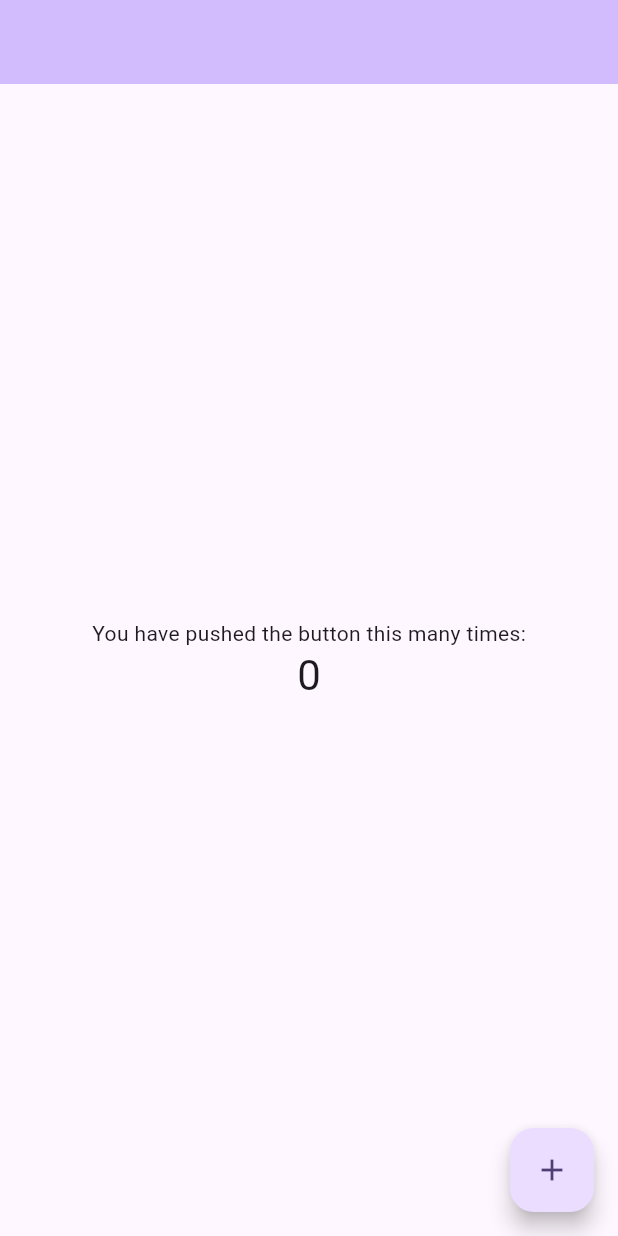
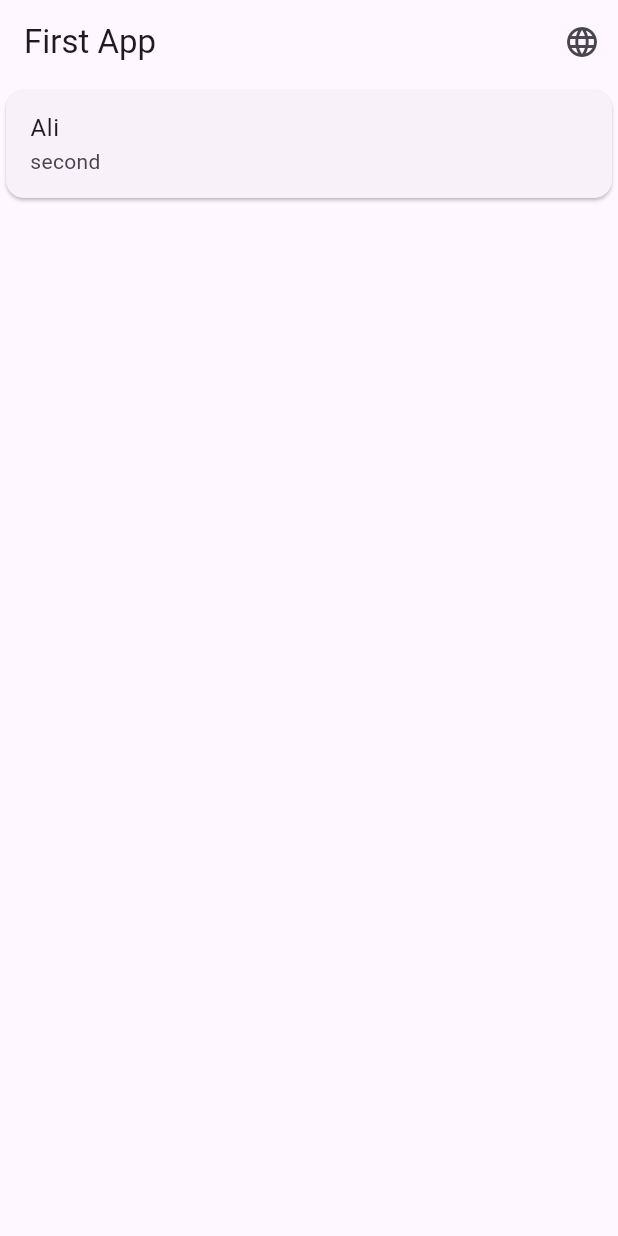
Before and after one commit to ailDaoud/first, a Flutter app: the screen it shows after launch, on a phone screen of 412 x 824 dp. Run offline on Flutter 3.47's test engine with Material 3 defaults, Android fonts, the phone set to English and light mode, and no system bars; our stand-ins replace easy_localization.

Commit message:
Adding Another language

```diff
--- /dev/null
+++ b/assets/translate/ar.json
@@ -0,0 +1,6 @@
+{
+  "title": "التطبيق الأول",
+  "first": "علي",
+  "Second": "مرحبا انا علي",
+  "this_should_be_translated": "ترجمة"
+}
--- /dev/null
+++ b/assets/translate/en.json
@@ -0,0 +1,6 @@
+{
+  "title": "First App",
+  "first": "Ali",
+  "Second": "Hi Iam Ali",
+  "this_should_be_translated": "translate\n"
+}
--- a/lib/Home.dart
+++ b/lib/Home.dart
@@ -1,16 +1,9 @@
 import 'package:flutter/material.dart';
+import 'package:easy_localization/easy_localization.dart';
+import 'Localaiz.dart';
 
 class MyHomePage extends StatefulWidget {
   const MyHomePage({super.key, required this.title});
-
-  // This widget is the home page of your application. It is stateful, meaning
-  // that it has a State object (defined below) that contains fields that affect
-  // how it looks.
-
-  // This class is the configuration for the state. It holds the values (in this
-  // case the title) provided by the parent (in this case the App widget) and
-  // used by the build method of the State. Fields in a Widget subclass are
-  // always marked "final".
 
   final String title;
 
@@ -19,71 +12,31 @@ class MyHomePage extends StatefulWidget {
 }
 
 class _MyHomePageState extends State<MyHomePage> {
-  int _counter = 0;
-
-  void _incrementCounter() {
-    setState(() {
-      // This call to setState tells the Flutter framework that something has
-      // changed in this State, which causes it to rerun the build method below
-      // so that the display can reflect the updated values. If we changed
-      // _counter without calling setState(), then the build method would not be
-      // called again, and so nothing would appear to happen.
-      _counter++;
-    });
-  }
-
   @override
   Widget build(BuildContext context) {
-    // This method is rerun every time setState is called, for instance as done
-    // by the _incrementCounter method above.
-    //
-    // The Flutter framework has been optimized to make rerunning build methods
-    // fast, so that you can just rebuild anything that needs updating rather
-    // than having to individually change instances of widgets.
     return Scaffold(
       appBar: AppBar(
-        // TRY THIS: Try changing the color here to a specific color (to
-        // Colors.amber, perhaps?) and trigger a hot reload to see the AppBar
-        // change color while the other colors stay the same.
-        backgroundColor: Theme.of(context).colorScheme.inversePrimary,
-        // Here we take the value from the MyHomePage object that was created by
-        // the App.build method, and use it to set our appbar title.
-        title: Text(widget.title),
+        title: Text("title".tr()),
+        actions: [
+          Tooltip(
+            message: "ddd",
+            child: IconButton(
+              icon: const Icon(Icons.language),
+              onPressed: () {
+                LocalizationCheker.changeLanguage(context);
+              },
+            ),
+          )
+        ],
       ),
-      body: Center(
-        // Center is a layout widget. It takes a single child and positions it
-        // in the middle of the parent.
-        child: Column(
-          // Column is also a layout widget. It takes a list of children and
-          // arranges them vertically. By default, it sizes itself to fit its
-          // children horizontally, and tries to be as tall as its parent.
-          //
-          // Column has various properties to control how it sizes itself and
-          // how it positions its children. Here we use mainAxisAlignment to
-          // center the children vertically; the main axis here is the vertical
-          // axis because Columns are vertical (the cross axis would be
-          // horizontal).
-          //
-          // TRY THIS: Invoke "debug painting" (choose the "Toggle Debug Paint"
-          // action in the IDE, or press "p" in the console), to see the
-          // wireframe for each widget.
-          mainAxisAlignment: MainAxisAlignment.center,
-          children: <Widget>[
-            const Text(
-              'You have pushed the button this many times:',
-            ),
-            Text(
-              '$_counter',
-              style: Theme.of(context).textTheme.headlineMedium,
-            ),
-          ],
-        ),
-      ),
-      floatingActionButton: FloatingActionButton(
-        onPressed: _incrementCounter,
-        tooltip: 'Increment',
-        child: const Icon(Icons.add),
-      ), // This trailing comma makes auto-formatting nicer for build methods.
+      body: Column(children: [
+        Card(
+          child: ListTile(
+            title: Text("first".tr()),
+            subtitle: Text("second".tr()),
+          ),
+        )
+      ]),
     );
   }
 }
--- a/lib/main.dart
+++ b/lib/main.dart
@@ -1,8 +1,18 @@
 import 'package:first_task2/splash.dart';
 import 'package:flutter/material.dart';
+import 'package:easy_localization/easy_localization.dart';
 
-void main() {
-  runApp(const MyApp());
+void main() async {
+  WidgetsFlutterBinding.ensureInitialized();
+  await EasyLocalization.ensureInitialized();
+  runApp(
+    EasyLocalization(
+        supportedLocales: [Locale('en'), Locale('ar')],
+        path:
+            'assets/translate', // <-- change the path of the translation files
+        fallbackLocale: const Locale('en'),
+        child: const MyApp()),
+  );
 }
 
 class MyApp extends StatelessWidget {
@@ -12,27 +22,16 @@ class MyApp extends StatelessWidget {
   @override
   Widget build(BuildContext context) {
     return MaterialApp(
+      debugShowCheckedModeBanner: false,
+      localizationsDelegates: context.localizationDelegates,
+      supportedLocales: context.supportedLocales,
+      locale: context.locale,
       title: 'Flutter Demo',
       theme: ThemeData(
-        // This is the theme of your application.
-        //
-        // TRY THIS: Try running your application with "flutter run". You'll see
-        // the application has a blue toolbar. Then, without quitting the app,
-        // try changing the seedColor in the colorScheme below to Colors.green
-        // and then invoke "hot reload" (save your changes or press the "hot
-        // reload" button in a Flutter-supported IDE, or press "r" if you used
-        // the command line to start the app).
-        //
-        // Notice that the counter didn't reset back to zero; the application
-        // state is not lost during the reload. To reset the state, use hot
-        // restart instead.
-        //
-        // This works for code too, not just values: Most code changes can be
-        // tested with just a hot reload.
         colorScheme: ColorScheme.fromSeed(seedColor: Colors.deepPurple),
         useMaterial3: true,
       ),
-      home: Splash(),
+      home: const Splash(),
     );
   }
 }
--- a/pubspec.yaml
+++ b/pubspec.yaml
@@ -35,6 +35,8 @@ dependencies:
   # The following adds the Cupertino Icons font to your application.
   # Use with the CupertinoIcons class for iOS style icons.
   cupertino_icons: ^1.0.2
+  easy_localization: ^3.0.6
+  animated_splash_screen: ^1.3.0
 
 dev_dependencies:
   flutter_test:
@@ -59,7 +61,8 @@ flutter:
   uses-material-design: true
 
   # To add assets to your application, add an assets section, like this:
-  # assets:
+  assets:
+    - assets/translate/
   #   - images/a_dot_burr.jpeg
   #   - images/a_dot_ham.jpeg
 
```
Also changed, not shown: lib/Localaiz.dart (added, +14 -0 lines), lib/splash.dart (+12 -3 lines), pubspec.lock, 1 other file.
